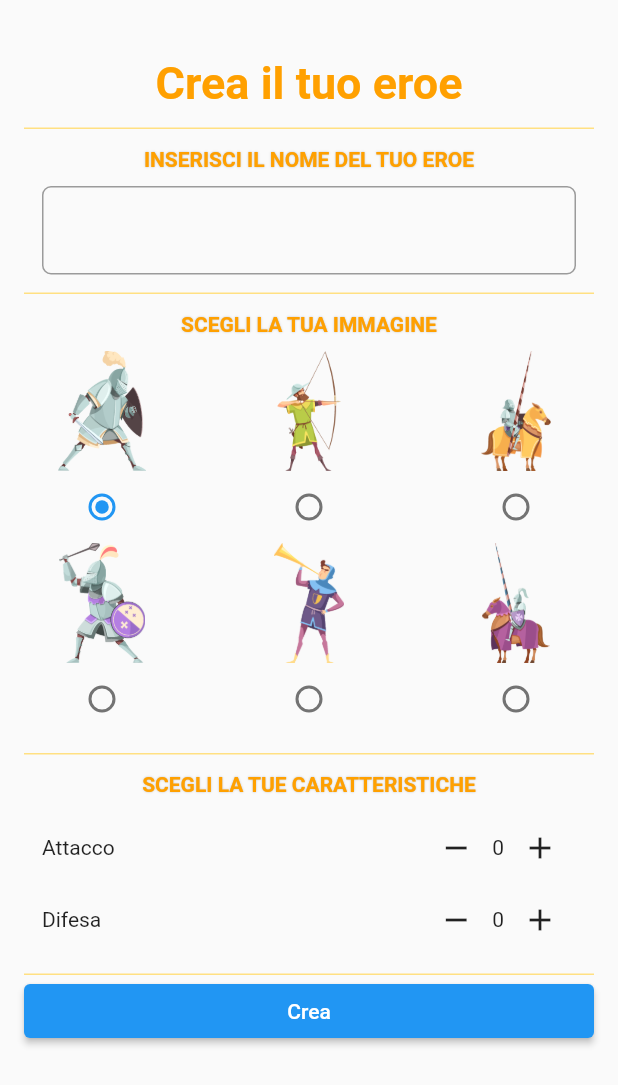
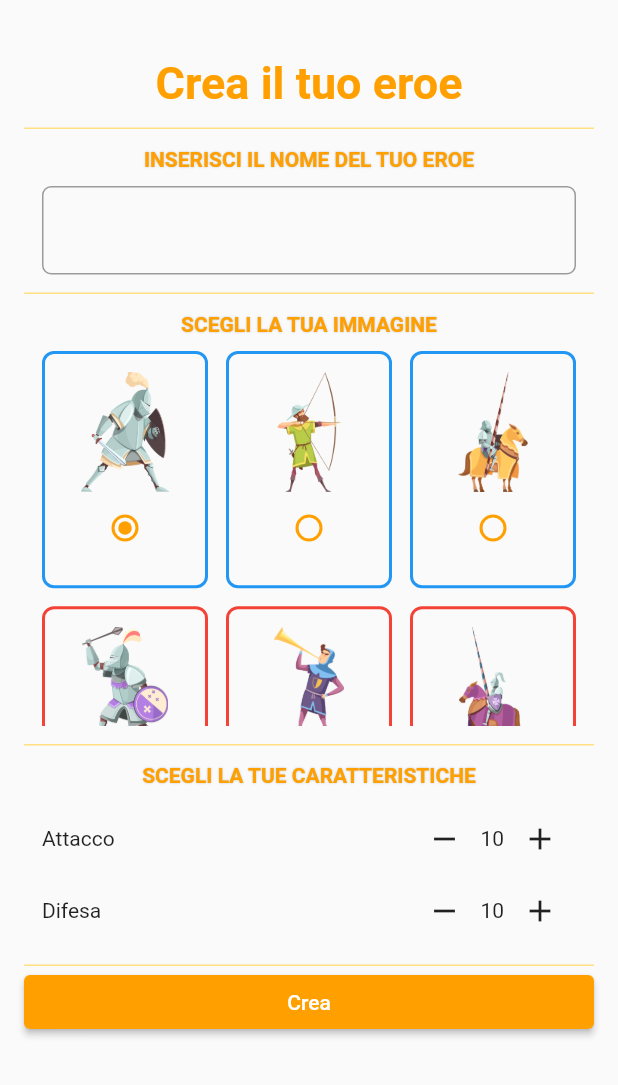
Before and after one commit to VinRu5/kombat_game, a Flutter app: the CreateCharacter widget shown alone on an empty page, opened directly, on a phone screen of 412 x 824 dp. Shown: the top 1085 px of the screen. Run offline on Flutter 3.47's test engine with Material 2 defaults, Android fonts, the light colour scheme and no system bars.

Commit message:
grafica new hero

```diff
--- a/lib/components/editor_line.dart
+++ b/lib/components/editor_line.dart
@@ -14,20 +14,24 @@ class EditorLine extends StatefulWidget {
 }
 
 class _EditorLineState extends State<EditorLine> {
-  int value = 0;
+  int value = 10;
 
   void addValue() {
+    if (value < 35) {
       setState(() {
         value += 1;
       });
       widget.onChange(value);
     }
+  }
 
   void removeValue() {
+    if (value > 0) {
       setState(() {
         value -= 1;
       });
       widget.onChange(value);
+    }
   }
 
   @override
--- a/lib/components/teams.dart
+++ b/lib/components/teams.dart
@@ -11,22 +11,6 @@ class Teams extends StatelessWidget {
     required this.teams,
     Key? key,
   }) : super(key: key);
-
-  // Iterable<Character> getTeamBlue() sync* {
-  //   for (final character in teams) {
-  //     if (character.team == Team.blue) {
-  //       yield character;
-  //     }
-  //   }
-  // }
-
-  // Iterable<Character> getTeamRed() sync* {
-  //   for (final character in teams) {
-  //     if (character.team == Team.red) {
-  //       yield character;
-  //     }
-  //   }
-  // }
 
   void advertisingToChoose(context, character) {
     showDialog(
@@ -54,6 +38,7 @@ class Teams extends StatelessWidget {
   Widget build(BuildContext context) {
     return Row(
       mainAxisAlignment: MainAxisAlignment.spaceAround,
+      crossAxisAlignment: CrossAxisAlignment.start,
       children: [
         Column(
           children: getTeamBlue()
--- a/lib/models/character.dart
+++ b/lib/models/character.dart
@@ -11,10 +11,11 @@ abstract class Character {
   final int defensePower;
   final String profileImage;
   final Team team;
+  final Photo valuePhoto;
 
   //constructor per la classe
   Character(this.name, this.attackPower, this.defensePower, this.profileImage,
-      this.team);
+      this.team, this.valuePhoto);
 
   //function comuni
   String attacks();
@@ -32,14 +33,9 @@ class Warrior extends Character {
     int defensePower,
     String profileImage,
     Team team,
+    Photo valuePhoto,
     this.hisSuperPower,
-  ) : super(
-          name,
-          attackPower,
-          defensePower,
-          profileImage,
-          team,
-        );
+  ) : super(name, attackPower, defensePower, profileImage, team, valuePhoto);
 
   @override
   String attacks() => 'Attacco con i miei fortissimi pugni';
@@ -67,6 +63,7 @@ class Archer extends Character {
     int defensePower,
     String profileImage,
     Team team,
+    Photo valuePhoto,
     this.hisSuperPower,
   ) : super(
           name,
@@ -74,6 +71,7 @@ class Archer extends Character {
           defensePower,
           profileImage,
           team,
+          valuePhoto,
         );
 
   @override
@@ -103,6 +101,7 @@ class Knight extends Character {
     int defensePower,
     String profileImage,
     Team team,
+    Photo valuePhoto,
     this.hisSuperPower,
   ) : super(
           name,
@@ -110,6 +109,7 @@ class Knight extends Character {
           defensePower,
           profileImage,
           team,
+          valuePhoto,
         );
 
   @override
@@ -128,6 +128,18 @@ class Knight extends Character {
   ''';
 }
 
+class PhotoCharacter {
+  String asset;
+  Photo value;
+  Team team;
+
+  PhotoCharacter(
+    this.asset,
+    this.team,
+    this.value,
+  );
+}
+
 //funzione per generare numero random
 int randomNum(int max) {
   var random = Random();
@@ -142,6 +154,7 @@ final setTeams = [
     15,
     'assets/images/cavaliere_2.png',
     Team.blue,
+    Photo.warriorBlue,
     'Ragnatela',
   ),
   Archer(
@@ -150,6 +163,7 @@ final setTeams = [
     10,
     'assets/images/arciere_2.png',
     Team.blue,
+    Photo.archerBlue,
     'Tre freccie',
   ),
   Knight(
@@ -158,6 +172,7 @@ final setTeams = [
     20,
     'assets/images/cavaliere_2_1.png',
     Team.blue,
+    Photo.knigthBlue,
     'Carica superiore',
   ),
   Warrior(
@@ -166,6 +181,7 @@ final setTeams = [
     15,
     'assets/images/cavaliere_1.png',
     Team.red,
+    Photo.warriorRed,
     'Graffio profondo',
   ),
   Archer(
@@ -174,6 +190,7 @@ final setTeams = [
     10,
     'assets/images/arciere_1.png',
     Team.red,
+    Photo.archerRed,
     'Freccie circolari',
   ),
   Knight(
@@ -182,7 +199,41 @@ final setTeams = [
     20,
     'assets/images/cavaliere_1_1.png',
     Team.red,
+    Photo.knigthRed,
     'Carica superiore',
+  ),
+];
+
+final viewRadio = [
+  PhotoCharacter(
+    'assets/images/cavaliere_2.png',
+    Team.blue,
+    Photo.warriorBlue,
+  ),
+  PhotoCharacter(
+    'assets/images/arciere_2.png',
+    Team.blue,
+    Photo.archerBlue,
+  ),
+  PhotoCharacter(
+    'assets/images/cavaliere_2_1.png',
+    Team.blue,
+    Photo.knigthBlue,
+  ),
+  PhotoCharacter(
+    'assets/images/cavaliere_1.png',
+    Team.red,
+    Photo.warriorRed,
+  ),
+  PhotoCharacter(
+    'assets/images/arciere_1.png',
+    Team.red,
+    Photo.archerRed,
+  ),
+  PhotoCharacter(
+    'assets/images/cavaliere_1_1.png',
+    Team.red,
+    Photo.knigthRed,
   ),
 ];
 
@@ -201,3 +252,12 @@ Iterable<Character> getTeamRed() sync* {
     }
   }
 }
+
+enum Photo {
+  warriorBlue,
+  warriorRed,
+  archerBlue,
+  archerRed,
+  knigthBlue,
+  knigthRed,
+}
--- a/lib/screen/create_character.dart
+++ b/lib/screen/create_character.dart
@@ -2,15 +2,6 @@ import 'package:flutter/material.dart';
 import 'package:kombat_game/components/editor_line.dart';
 import 'package:kombat_game/components/slot_create.dart';
 import 'package:kombat_game/models/character.dart';
-
-enum Photo {
-  warriorBlue,
-  warriorRed,
-  archerBlue,
-  archerRed,
-  knigthBlue,
-  knigthRed,
-}
 
 class CreateCharacter extends StatefulWidget {
   const CreateCharacter({Key? key}) : super(key: key);
@@ -20,10 +11,11 @@ class CreateCharacter extends StatefulWidget {
 }
 
 class _CreateCharacterState extends State<CreateCharacter> {
-  Photo? photoValue = Photo.warriorBlue;
+  Photo photoValue = Photo.warriorBlue;
   TextEditingController inputText = TextEditingController();
-  int attackValue = 0;
-  int defenseValue = 0;
+  int attackValue = 10;
+  int defenseValue = 10;
+  bool _validate = false;
 
   void setRadio(value) {
     setState(() {
@@ -32,17 +24,19 @@ class _CreateCharacterState extends State<CreateCharacter> {
   }
 
   void generateHero() {
-    print(inputText.text);
-    print(photoValue);
-    print(attackValue);
-    print(defenseValue);
-
+    if (inputText.text.isEmpty) {
+      setState(() {
+        _validate = true;
+      });
+    } else {
+      _validate = false;
       Character hero = Warrior(
         inputText.text,
         attackValue,
         defenseValue,
         'assets/images/cavaliere_2.png',
         Team.blue,
+        photoValue,
         '',
       );
 
@@ -54,6 +48,7 @@ class _CreateCharacterState extends State<CreateCharacter> {
             defenseValue,
             'assets/images/arciere_2.png',
             Team.blue,
+            photoValue,
             '',
           );
           break;
@@ -64,6 +59,7 @@ class _CreateCharacterState extends State<CreateCharacter> {
             defenseValue,
             'assets/images/cavaliere_2.png',
             Team.blue,
+            photoValue,
             '',
           );
           break;
@@ -74,6 +70,7 @@ class _CreateCharacterState extends State<CreateCharacter> {
             defenseValue,
             'assets/images/arciere_1.png',
             Team.red,
+            photoValue,
             '',
           );
           break;
@@ -84,6 +81,7 @@ class _CreateCharacterState extends State<CreateCharacter> {
             defenseValue,
             'assets/images/cavaliere_2_1.png',
             Team.blue,
+            photoValue,
             '',
           );
           break;
@@ -94,6 +92,7 @@ class _CreateCharacterState extends State<CreateCharacter> {
             defenseValue,
             'assets/images/cavaliere_1.png',
             Team.red,
+            photoValue,
             '',
           );
           break;
@@ -104,6 +103,7 @@ class _CreateCharacterState extends State<CreateCharacter> {
             defenseValue,
             'assets/images/cavaliere_1_1.png',
             Team.red,
+            photoValue,
             '',
           );
           break;
@@ -111,6 +111,9 @@ class _CreateCharacterState extends State<CreateCharacter> {
 
       setTeams.add(hero);
       print(hero);
+    }
+
+    inputText.clear();
   }
 
   void setAttackValue(value) {
@@ -145,9 +148,17 @@ class _CreateCharacterState extends State<CreateCharacter> {
             text: 'Inserisci il nome del tuo Eroe',
             child: TextField(
               controller: inputText,
+              cursorColor: Colors.amber.shade700,
               decoration: InputDecoration(
+                errorText: _validate ? 'Devi inserire un nome' : null,
+                focusedBorder: OutlineInputBorder(
+                  borderSide:
+                      BorderSide(width: 2, color: Colors.amber.shade700),
+                ),
                 border: OutlineInputBorder(
                   borderRadius: BorderRadius.circular(6),
+
+                  //borderSide: const BorderSide(color: Colors.red, width: 0.0),
                 ),
               ),
             ),
@@ -161,6 +172,9 @@ class _CreateCharacterState extends State<CreateCharacter> {
             text: 'Scegli la tue caratteristiche',
           ),
           ElevatedButton(
+            style: ButtonStyle(
+              backgroundColor: MaterialStateProperty.all(Colors.amber.shade700),
+            ),
             onPressed: generateHero,
             child: Text('Crea'),
           ),
@@ -184,105 +198,46 @@ class _CreateCharacterState extends State<CreateCharacter> {
 
   Widget viewImages() => Column(
         children: [
-          Row(
-            mainAxisAlignment: MainAxisAlignment.spaceBetween,
-            children: [
-              Column(
+          SizedBox(
+            height: 250,
+            child: GridView.builder(
+              gridDelegate: SliverGridDelegateWithFixedCrossAxisCount(
+                crossAxisCount: 3,
+                mainAxisSpacing: 12,
+                crossAxisSpacing: 12,
+                childAspectRatio: 0.7,
+              ),
+              itemCount: viewRadio.length,
+              itemBuilder: (context, index) => Container(
+                padding: EdgeInsets.only(top: 12),
+                decoration: BoxDecoration(
+                  border: Border.all(
+                    width: 2,
+                    color: viewRadio[index].team == Team.blue
+                        ? Colors.blue
+                        : Colors.red,
+                  ),
+                  borderRadius: BorderRadius.circular(8),
+                ),
+                child: Column(
                   children: [
                     Image.asset(
-                    'assets/images/cavaliere_2.png',
+                      viewRadio[index].asset,
                       width: 80,
                       height: 80,
                       fit: BoxFit.contain,
                     ),
                     Radio(
-                    value: Photo.warriorBlue,
+                      fillColor:
+                          MaterialStateProperty.all(Colors.amber.shade700),
+                      value: viewRadio[index].value,
                       groupValue: photoValue,
                       onChanged: (value) => setRadio(value),
                     ),
                   ],
                 ),
-              Column(
-                children: [
-                  Image.asset(
-                    'assets/images/arciere_2.png',
-                    width: 80,
-                    height: 80,
-                    fit: BoxFit.contain,
               ),
-                  Radio(
-                    value: Photo.archerBlue,
-                    groupValue: photoValue,
-                    onChanged: (value) => setRadio(value),
             ),
-                ],
-              ),
-              Column(
-                children: [
-                  Image.asset(
-                    'assets/images/cavaliere_2_1.png',
-                    width: 80,
-                    height: 80,
-                    fit: BoxFit.contain,
-                  ),
-                  Radio(
-                    value: Photo.knigthBlue,
-                    groupValue: photoValue,
-                    onChanged: (value) => setRadio(value),
-                  ),
-                ],
-              ),
-            ],
-          ),
-          Row(
-            mainAxisAlignment: MainAxisAlignment.spaceBetween,
-            children: [
-              Column(
-                children: [
-                  Image.asset(
-                    'assets/images/cavaliere_1.png',
-                    width: 80,
-                    height: 80,
-                    fit: BoxFit.contain,
-                  ),
-                  Radio(
-                    value: Photo.warriorRed,
-                    groupValue: photoValue,
-                    onChanged: (value) => setRadio(value),
-                  ),
-                ],
-              ),
-              Column(
-                children: [
-                  Image.asset(
-                    'assets/images/arciere_1.png',
-                    width: 80,
-                    height: 80,
-                    fit: BoxFit.contain,
-                  ),
-                  Radio(
-                    value: Photo.archerRed,
-                    groupValue: photoValue,
-                    onChanged: (value) => setRadio(value),
-                  ),
-                ],
-              ),
-              Column(
-                children: [
-                  Image.asset(
-                    'assets/images/cavaliere_1_1.png',
-                    width: 80,
-                    height: 80,
-                    fit: BoxFit.contain,
-                  ),
-                  Radio(
-                    value: Photo.knigthRed,
-                    groupValue: photoValue,
-                    onChanged: (value) => setRadio(value),
-                  ),
-                ],
-              ),
-            ],
           )
         ],
       );
```
Lines whose indentation alone changed are shown as unchanged.
